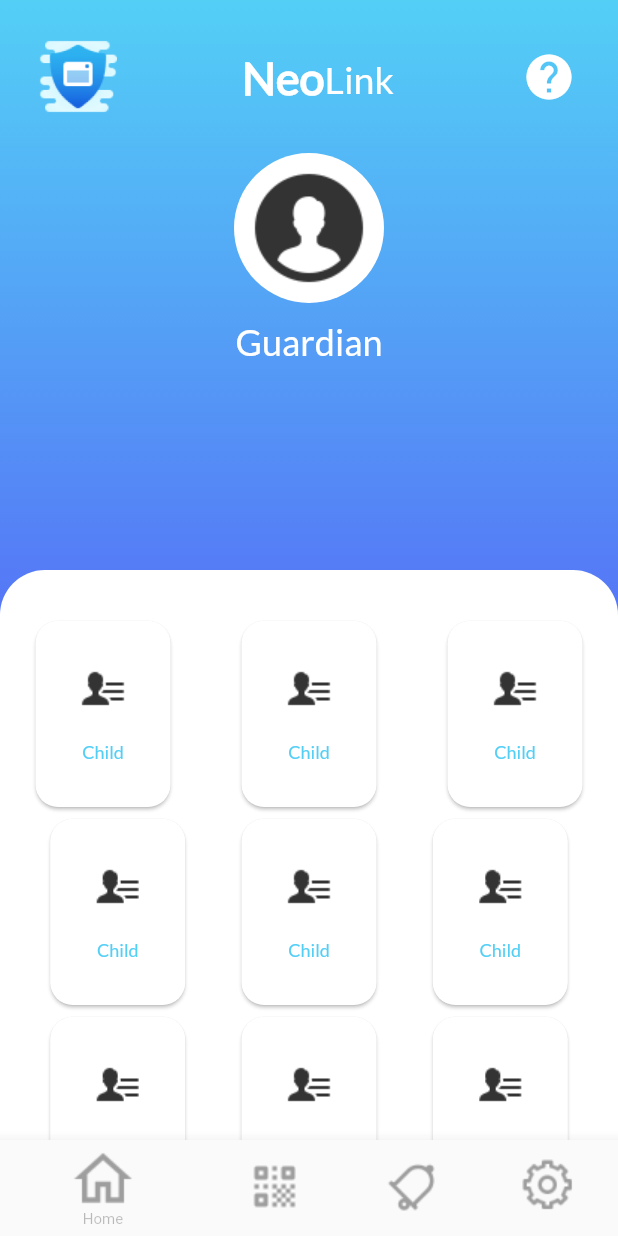
After one commit to Shadow60539/neo_link, a Flutter app: the IndexPage screen opened directly, on a phone screen of 412 x 824 dp. The commit adds this screen. Run offline on Flutter 3.47's test engine with Material 2 defaults, Android fonts, the phone set to English and light mode, and no system bars.

Commit message:
add home page

```diff
--- a/lib/main.dart
+++ b/lib/main.dart
@@ -16,16 +16,13 @@ class MyApp extends StatelessWidget {
     return MaterialApp(
         debugShowCheckedModeBanner: false,
         title: 'Flutter Demo',
-      theme: ThemeData(
-        visualDensity: VisualDensity.adaptivePlatformDensity,
-      ).copyWith(
+        theme: ThemeData.light().copyWith(
           primaryColor: kLightBlue,
           textTheme: TextTheme(
             bodyText1: TextStyle(fontFamily: 'Lato', color: Colors.white),
             bodyText2: TextStyle(),
           ),
         ),
-      home: SplashPage(),
-    );
+        home: SplashPage());
   }
 }
--- a/lib/ui/colors/colors.dart
+++ b/lib/ui/colors/colors.dart
@@ -1,4 +1,21 @@
 import 'dart:ui';
+
+import 'package:flutter/cupertino.dart';
 
 const Color kLightBlue = Color(0xff53CFF6);
 const Color kDarkBlue = Color(0xff5653F6);
+
+const Decoration kSplashPageDecoration = BoxDecoration(
+  gradient: LinearGradient(
+    colors: [kLightBlue, kDarkBlue],
+    begin: Alignment(0.0, -1.0),
+    end: Alignment(0.0, 1.0),
+  ),
+);
+const Decoration kHomePageDecoration = BoxDecoration(
+  gradient: LinearGradient(
+    colors: [kLightBlue, kDarkBlue],
+    begin: Alignment(0.0, -1.0),
+    end: Alignment(0.0, 0.5),
+  ),
+);
--- /dev/null
+++ b/lib/ui/pages/home_page.dart
@@ -0,0 +1,122 @@
+import 'package:flutter/cupertino.dart';
+import 'package:flutter/material.dart';
+import 'package:neo_link_app/ui/colors/colors.dart';
+import 'package:neo_link_app/ui/widgets/home_page_card.dart';
+import 'package:neo_link_app/ui/widgets/neo_link_title.dart';
+
+class HomePage extends StatelessWidget {
+  @override
+  Widget build(BuildContext context) {
+    final style = Theme.of(context).textTheme.bodyText1;
+    return SafeArea(
+      child: Scaffold(
+        body: Stack(
+          children: <Widget>[
+            Container(
+              decoration: kHomePageDecoration,
+            ),
+            _backgroundContainer(style),
+            _draggableSheet(),
+          ],
+        ),
+      ),
+    );
+  }
+
+  Widget _appBar() {
+    return Row(
+      mainAxisAlignment: MainAxisAlignment.spaceBetween,
+      children: <Widget>[
+        Padding(
+          padding: const EdgeInsets.symmetric(horizontal: 26, vertical: 25),
+          child: Image.asset(
+            'assets/splash.png',
+            scale: 2,
+          ),
+        ),
+        NeoLinkTitle(),
+        Padding(
+          padding: const EdgeInsets.symmetric(horizontal: 28),
+          child: Icon(
+            Icons.help,
+            color: Colors.white,
+            size: 36,
+          ),
+        )
+      ],
+    );
+  }
+
+  Widget _backgroundContainer(TextStyle style) {
+    return Column(
+      children: <Widget>[
+        _appBar(),
+        Container(
+          height: 100,
+          width: 100,
+          decoration:
+              BoxDecoration(shape: BoxShape.circle, color: Colors.white),
+          child: Image.asset('assets/user_dp.png'),
+        ),
+        SizedBox(
+          height: 11,
+        ),
+        Text(
+          'Guardian',
+          style: style.copyWith(fontSize: 24),
+        ),
+        SizedBox(
+          height: 30,
+        ),
+      ],
+    );
+  }
+
+  Widget _draggableSheet() {
+    return DraggableScrollableSheet(
+      builder: (context, c) {
+        return Container(
+          decoration: BoxDecoration(
+              color: Colors.white,
+              borderRadius: BorderRadius.only(
+                  topLeft: Radius.circular(30), topRight: Radius.circular(30))),
+          child: SingleChildScrollView(
+            padding: EdgeInsets.symmetric(vertical: 30),
+            child: Column(
+              children: <Widget>[
+                Row(
+                  mainAxisAlignment: MainAxisAlignment.spaceAround,
+                  children: <Widget>[
+                    HomePageCard(),
+                    HomePageCard(),
+                    HomePageCard(),
+                  ],
+                ),
+                Row(
+                  mainAxisAlignment: MainAxisAlignment.spaceEvenly,
+                  children: <Widget>[
+                    HomePageCard(),
+                    HomePageCard(),
+                    HomePageCard(),
+                  ],
+                ),
+                Row(
+                  mainAxisAlignment: MainAxisAlignment.spaceEvenly,
+                  children: <Widget>[
+                    HomePageCard(),
+                    HomePageCard(),
+                    HomePageCard(),
+                  ],
+                ),
+              ],
+            ),
+            controller: c,
+          ),
+        );
+      },
+      initialChildSize: 0.5,
+      maxChildSize: 0.7,
+      minChildSize: 0.5,
+    );
+  }
+}
--- /dev/null
+++ b/lib/ui/pages/index_page.dart
@@ -0,0 +1,109 @@
+import 'package:flutter/material.dart';
+import 'package:neo_link_app/ui/pages/home_page.dart';
+
+class IndexPage extends StatefulWidget {
+  @override
+  _IndexPageState createState() => _IndexPageState();
+}
+
+class _IndexPageState extends State<IndexPage> {
+  ValueNotifier<int> _pageNumberNotifier = ValueNotifier<int>(0);
+  final PageController _pageController = PageController(initialPage: 0);
+
+  List<Widget> _widgets = <Widget>[
+    HomePage(),
+    HomePage(),
+    HomePage(),
+    HomePage(),
+  ];
+
+  PageController pageController = PageController();
+
+  void _onItemTapped(int index) {
+    print("on ItemTapped $index");
+    _pageNumberNotifier.value = index;
+    _pageController.jumpToPage(index);
+  }
+
+  @override
+  void dispose() {
+    super.dispose();
+    _pageController.dispose();
+    _pageNumberNotifier.dispose();
+  }
+
+  void _onPageChanged(int index) {
+    /*setState(() {
+      _selectedIndex = index;
+    });*/
+    print("onPage Changed swipe");
+    _pageNumberNotifier.value = index;
+    /*_pageController.animateToPage(
+      index,
+      duration: const Duration(milliseconds: 200),
+      curve: Curves.ease,
+    );*/
+  }
+
+  @override
+  void initState() {
+    super.initState();
+  }
+
+  @override
+  Widget build(BuildContext context) {
+    print("indexPage");
+    return Scaffold(
+      body: PageView(
+        controller: _pageController,
+        onPageChanged: _onPageChanged,
+        children: _widgets,
+        physics: NeverScrollableScrollPhysics(),
+      ),
+      bottomNavigationBar: ValueListenableBuilder(
+        valueListenable: _pageNumberNotifier,
+        builder: (BuildContext context, int pageNumber, Widget child) {
+          print("inside value listen $pageNumber");
+          return BottomNavigationBar(
+            currentIndex: pageNumber,
+            backgroundColor: Colors.white,
+            onTap: _onItemTapped,
+            selectedFontSize: 10,
+            unselectedFontSize: 10,
+            selectedItemColor: Colors.black26,
+            unselectedItemColor: Colors.black,
+            items: [
+              BottomNavigationBarItem(
+                  icon: Image.asset(
+                    'assets/home.png',
+                    color: Colors.grey,
+                  ),
+                  title: Text('Home')),
+              BottomNavigationBarItem(
+                  icon: Image.asset(
+                    'assets/scan.png',
+                    color: Colors.grey,
+                  ),
+                  title: Text(
+                    'Scan',
+                    style: TextStyle(color: Colors.black26),
+                  )),
+              BottomNavigationBarItem(
+                  icon: Image.asset(
+                    'assets/notifications.png',
+                    color: Colors.grey,
+                  ),
+                  title: Text('Notification')),
+              BottomNavigationBarItem(
+                  icon: Image.asset(
+                    'assets/settings.png',
+                    color: Colors.grey,
+                  ),
+                  title: Text('Settings')),
+            ],
+          );
+        },
+      ),
+    );
+  }
+}
--- a/lib/ui/pages/splash_page.dart
+++ b/lib/ui/pages/splash_page.dart
@@ -1,15 +1,23 @@
 import 'package:flutter/cupertino.dart';
 import 'package:flutter/material.dart';
 import 'package:neo_link_app/ui/colors/colors.dart';
+import 'package:neo_link_app/ui/pages/index_page.dart';
+import 'package:neo_link_app/ui/widgets/neo_link_title.dart';
 
 class SplashPage extends StatelessWidget {
   @override
   Widget build(BuildContext context) {
-    final style = Theme.of(context).textTheme.bodyText1;
-    return Scaffold(
+    return GestureDetector(
+      onTap: () => Navigator.push(
+        context,
+        MaterialPageRoute(
+          builder: (context) => IndexPage(),
+        ),
+      ),
+      child: Scaffold(
         bottomNavigationBar: _bottomText(context),
         body: Container(
-        decoration: _decoration(),
+          decoration: kSplashPageDecoration,
           child: Column(
             mainAxisAlignment: MainAxisAlignment.center,
             crossAxisAlignment: CrossAxisAlignment.center,
@@ -18,8 +26,9 @@ class SplashPage extends StatelessWidget {
               SizedBox(
                 height: 27,
               ),
-            _title(style),
+              NeoLinkTitle()
             ],
+          ),
         ),
       ),
     );
@@ -39,30 +48,4 @@ class SplashPage extends StatelessWidget {
       ),
     );
   }
-
-  Decoration _decoration() {
-    return BoxDecoration(
-      gradient: LinearGradient(
-        colors: [kLightBlue, kDarkBlue],
-        begin: Alignment(0.0, -1.0),
-        end: Alignment(0.0, 1.0),
-      ),
-    );
 }
-
-  Widget _title(TextStyle style) {
-    return Row(
-      mainAxisAlignment: MainAxisAlignment.center,
-      crossAxisAlignment: CrossAxisAlignment.baseline,
-      textBaseline: TextBaseline.alphabetic,
-      children: <Widget>[
-        Text(
-          'Neo',
-          style: style.copyWith(fontWeight: FontWeight.w900, fontSize: 30),
-        ),
-        Text('Link',
-            style: style.copyWith(fontWeight: FontWeight.w100, fontSize: 25))
-      ],
-    );
-  }
-}
--- /dev/null
+++ b/lib/ui/widgets/home_page_card.dart
@@ -0,0 +1,29 @@
+import 'package:flutter/cupertino.dart';
+import 'package:flutter/material.dart';
+import 'package:neo_link_app/ui/colors/colors.dart';
+
+class HomePageCard extends StatelessWidget {
+  @override
+  Widget build(BuildContext context) {
+    final style = Theme.of(context).textTheme.bodyText1;
+    return Card(
+      shape: RoundedRectangleBorder(borderRadius: BorderRadius.circular(15)),
+      child: Container(
+        padding: EdgeInsets.all(30),
+        child: Column(
+          crossAxisAlignment: CrossAxisAlignment.center,
+          children: <Widget>[
+            Image.asset('assets/user.png'),
+            SizedBox(
+              height: 20,
+            ),
+            Text(
+              'Child',
+              style: style.copyWith(fontSize: 12, color: kLightBlue),
+            ),
+          ],
+        ),
+      ),
+    );
+  }
+}
--- /dev/null
+++ b/lib/ui/widgets/neo_link_title.dart
@@ -0,0 +1,21 @@
+import 'package:flutter/material.dart';
+
+class NeoLinkTitle extends StatelessWidget {
+  @override
+  Widget build(BuildContext context) {
+    final style = Theme.of(context).textTheme.bodyText1;
+    return Row(
+      mainAxisAlignment: MainAxisAlignment.center,
+      crossAxisAlignment: CrossAxisAlignment.baseline,
+      textBaseline: TextBaseline.alphabetic,
+      children: <Widget>[
+        Text(
+          'Neo',
+          style: style.copyWith(fontWeight: FontWeight.w900, fontSize: 30),
+        ),
+        Text('Link',
+            style: style.copyWith(fontWeight: FontWeight.w100, fontSize: 25))
+      ],
+    );
+  }
+}
```
Also changed, not shown: pubspec.yaml (+7 -0 lines), assets/home.png (added), assets/notifications.png (added), assets/scan.png (added), assets/settings.png (added), assets/user.png (added), assets/user_dp.png (added), pubspec.lock. Lines whose indentation alone changed are shown as unchanged.
